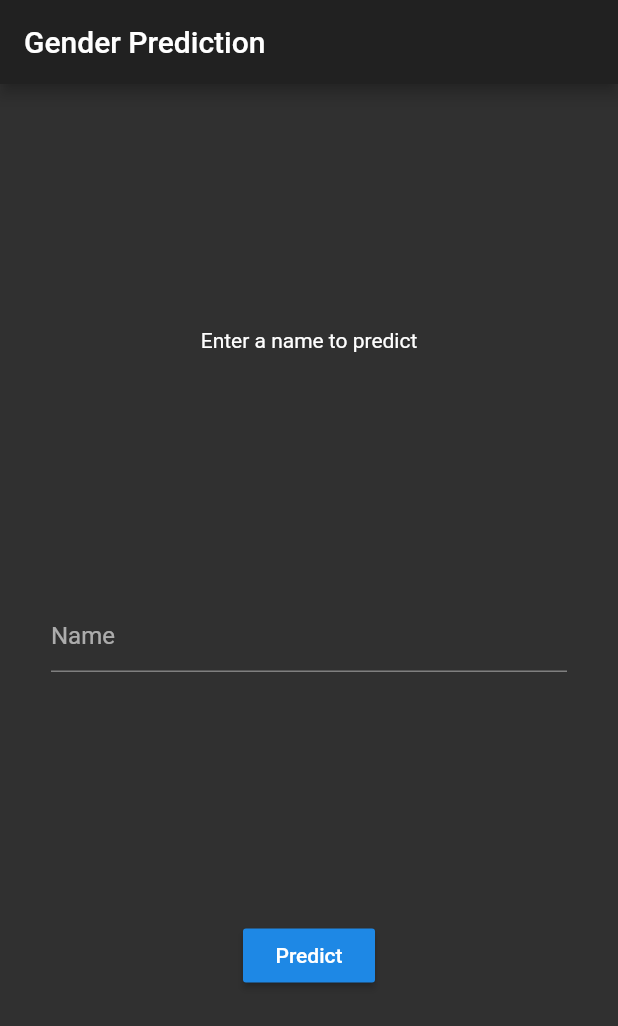
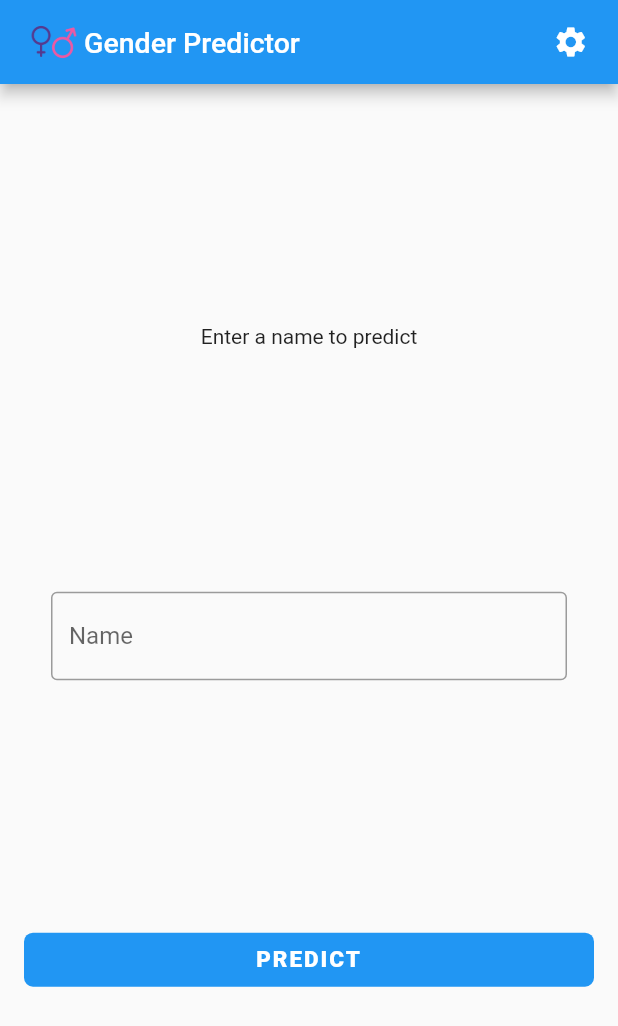
Before and after one commit to imkiller32/Gender_Prediction, a Flutter app: the screen it shows after launch, on a phone screen of 412 x 824 dp. Shown: the top 1026 px of the screen. Run offline on Flutter 3.47's test engine with Material 2 defaults, Android fonts, the phone set to English and light mode, and no system bars.

Commit message:
UI improvised

```diff
--- /dev/null
+++ b/lib/home_page.dart
@@ -0,0 +1,148 @@
+import 'package:flutter/material.dart';
+import 'package:http/http.dart' as http;
+import 'dart:convert';
+import 'settings.dart';
+
+class HomeScreen extends StatefulWidget {
+  @override
+  _HomeScreenState createState() => _HomeScreenState();
+}
+
+class _HomeScreenState extends State<HomeScreen> {
+  TextEditingController _nameController = TextEditingController();
+  var result = "Unknown";
+  var resultprobability;
+  var probability="0";
+  predictGender(String name) async {
+    var url = "https://api.genderize.io/?name=$name";
+    var response = await http.get(url);
+    var body = jsonDecode(response.body);
+    probability = "${body['probability']}";
+    resultprobability = "Probability : ${body['probability']}";
+    result = "${body['gender']}";
+    setState(() {});
+  }
+
+  @override
+  Widget build(BuildContext context) {
+    return Scaffold(
+      appBar: AppBar(
+        title: Row(
+          mainAxisAlignment: MainAxisAlignment.start,
+          children: <Widget>[
+            Image.asset(
+              'assets/gender.png',
+              fit: BoxFit.contain,
+              height: 40.0,
+            ),
+            Text(
+              "Gender Predictor",
+              style: TextStyle(
+                fontSize: 19.0,
+              ),
+            ),
+          ],
+        ),
+        actions: <Widget>[
+          IconButton(
+            icon: Icon(Icons.settings),
+            padding: EdgeInsets.only(right: 15),
+            tooltip: 'Options',
+            onPressed: () {
+              Navigator.push(
+                  context, MaterialPageRoute(builder: (context) => Setting()));
+            },
+          ),
+        ],
+      ),
+      body: Padding(
+        padding: const EdgeInsets.all(16.0),
+        child: Column(
+          mainAxisAlignment: MainAxisAlignment.spaceEvenly,
+          children: <Widget>[
+            Text("Enter a name to predict"),
+            Padding(
+              padding: const EdgeInsets.all(18.0),
+              child: TextField(
+                controller: _nameController,
+                decoration: InputDecoration(
+                    hintText: 'Enter a name to predict',
+                    labelText: 'Name',
+                    border: OutlineInputBorder()),
+              ),
+            ),
+            FlatButton(
+              color: Colors.blue,
+              shape: RoundedRectangleBorder(
+                  borderRadius: BorderRadius.circular(6.0)),
+              child: SizedBox(
+                width: double.infinity,
+                child: Text(
+                  'PREDICT',
+                  textAlign: TextAlign.center,
+                  style: TextStyle(
+                    color: Colors.white,
+                    fontSize: 15.0,
+                    fontWeight: FontWeight.w900,
+                    letterSpacing: 1.3,
+                  ),
+                ),
+              ),
+              onPressed: () {
+                result = null;
+                setState(() {});
+                predictGender(_nameController.text);
+              },
+            ),
+            if (result == null)
+              CircularProgressIndicator(
+                strokeWidth: 2.0,
+              ),
+            if (result != null &&
+                result != "Unknown" &&
+                probability != "0" &&
+                probability != "0.5")
+              Column(
+                children: <Widget>[
+                  (result == "male")
+                      ? Image.asset(
+                          'assets/maleAvatar.jpg',
+                          fit: BoxFit.contain,
+                          height: 40.0,
+                        )
+                      : Image.asset(
+                          'assets/femaleAvatar.png',
+                          fit: BoxFit.contain,
+                          height: 40.0,
+                        ),
+                  Text(resultprobability),
+                ],
+              ),
+            if (result != null && result != "Unknown" && probability == "0.5")
+              Column(
+                children: <Widget>[
+                  Image.asset(
+                    'assets/both.png',
+                    fit: BoxFit.contain,
+                    height: 40.0,
+                  ),
+                  Text(resultprobability),
+                ],
+              ),
+            if (result != null && result != "Unknown" && probability == "0")
+              Column(
+                children: <Widget>[
+                  Image.asset(
+                    'assets/invalid.png',
+                    fit: BoxFit.contain,
+                    height: 40.0,
+                  ),
+                  Text(resultprobability),
+                ],
+              ),
+          ],
+        ),
+      ),
+    );
+  }
+}
--- a/lib/main.dart
+++ b/lib/main.dart
@@ -1,6 +1,6 @@
 import 'package:flutter/material.dart';
-import 'package:http/http.dart' as http;
-import 'dart:convert';
+import 'package:flutter/services.dart';
+import 'home_page.dart';
 
 void main() {
   runApp(MyApp());
@@ -9,62 +9,13 @@ void main() {
 class MyApp extends StatelessWidget {
   @override
   Widget build(BuildContext context) {
+    SystemChrome.setPreferredOrientations([
+        DeviceOrientation.portraitUp,
+        DeviceOrientation.portraitDown,
+      ]);
     return MaterialApp(
+      debugShowCheckedModeBanner: false,
       home: HomeScreen(),
-      debugShowCheckedModeBanner: false,
-      theme: ThemeData.dark(),
     );
   }
 }
-
-class HomeScreen extends StatefulWidget {
-  @override
-  _HomeScreenState createState() => _HomeScreenState();
-}
-
-class _HomeScreenState extends State<HomeScreen> {
-
-  TextEditingController _nameController = TextEditingController();
-  var result;
-
-  predictGender(String name) async{
-
-    var url = "https://api.genderize.io/?name=$name";
-    var response  = await http.get(url);
-    var body = jsonDecode(response.body);
-    result = "Gender:${body['gender']} \n Probability: ${body['probability']}";
-    setState(() {
-
-    });
-  }
-
-  @override
-  Widget build(BuildContext context) {
-    return Scaffold(
-      appBar: AppBar(
-        title: Text("Gender Prediction"),
-      ),
-      body: Padding(
-        padding: const EdgeInsets.all(16.0),
-        child: Column(
-          mainAxisAlignment: MainAxisAlignment.spaceEvenly,
-          children: <Widget>[
-            Text("Enter a name to predict"),
-            Padding(
-              padding: const EdgeInsets.all(18.0),
-              child: TextField(
-                controller: _nameController,
-                decoration: InputDecoration(hintText: "Name"),
-              ),
-            ),
-            RaisedButton(
-              onPressed: () =>predictGender(_nameController.text),
-              child: Text("Predict"),
-            ),
-            if (result != null) Text(result)
-          ],
-        ),
-      ),
-    );
-  }
-}
```
Also changed, not shown: lib/module.dart (added, +16 -0 lines), lib/settings.dart (added, +68 -0 lines), pubspec.yaml (+10 -2 lines), assets/both.png (added), assets/femaleAvatar.png (added), assets/gender.png (added), assets/invalid.png (added), assets/maleAvatar.jpg (added).
